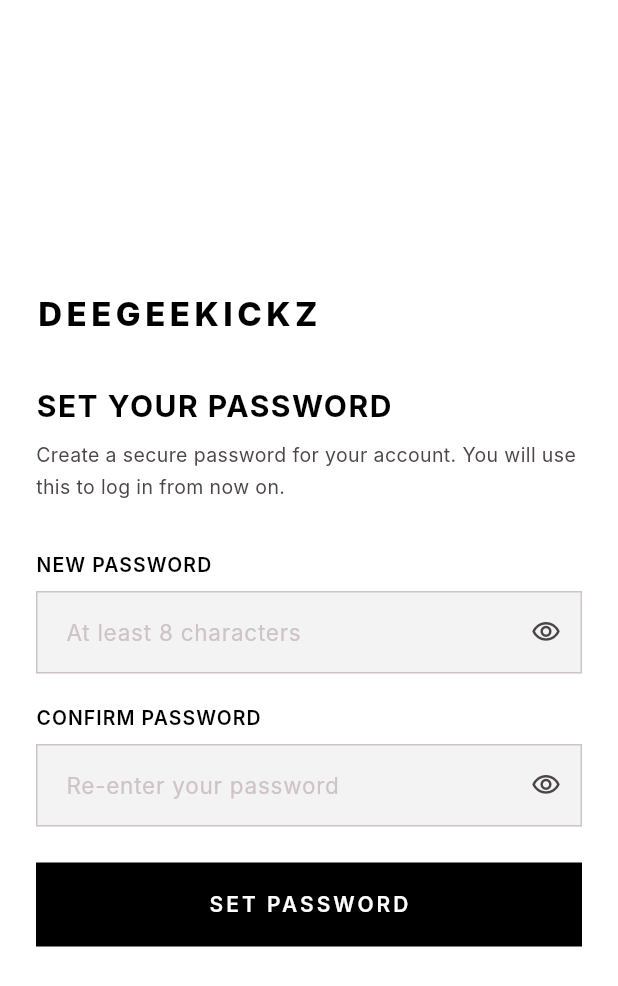
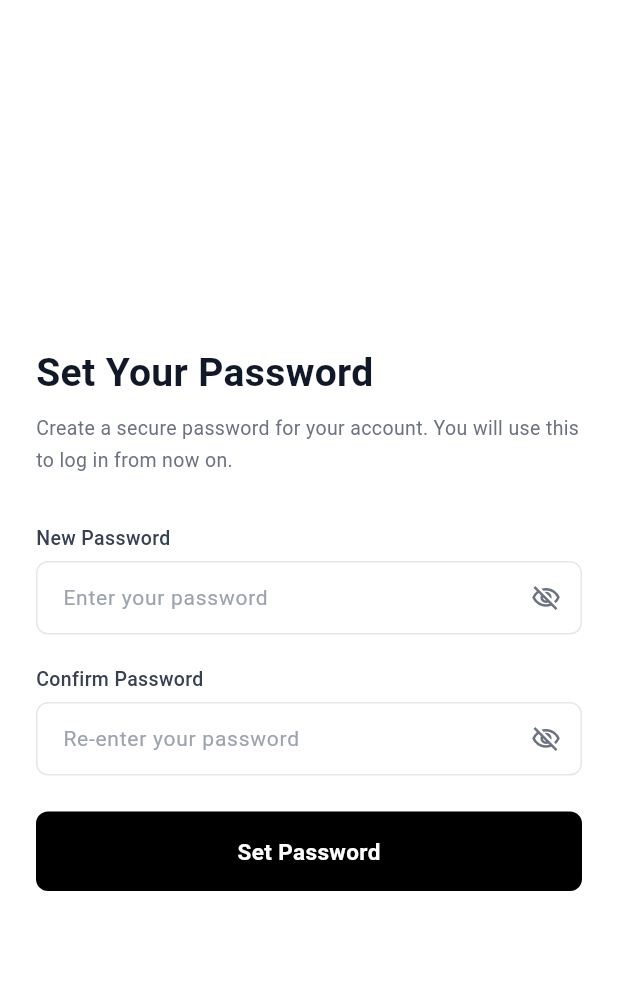
Before and after one commit to yangneom/DeeGeeKickz, a Flutter app: the SetPasswordScreen screen opened by its route, on a phone screen of 412 x 824 dp. Shown: the top 986 px of the screen. Run offline on Flutter 3.47's test engine with Material 3 defaults, Android fonts, the phone set to English and light mode, and no system bars; our stand-ins replace app_links, file_picker, fl_chart, flutter_colorpicker, flutter_dotenv, flutter_map and 10 more; missing offline and left inert: crop_your_image, dart:html, deepar_shoe_try_on_flutter, excel; accounts and stored records are empty; Roboto replaces fonts that are missing (Inter).

Commit message:
did a lot of work

```diff
--- a/flutter_project_one/lib/widgets/auth/login_form.dart
+++ b/flutter_project_one/lib/widgets/auth/login_form.dart
@@ -333,11 +333,12 @@ final String? role = await authService.getUserRole();
                   vertical: 14,
                 ),
               ),
-              validator: (String? value) {
+                            validator: (String? value) {
                 if (value == null || value.isEmpty) {
                   return 'Please enter your email';
                 }
-                if (!value.contains('@')) {
+                final RegExp emailRegex = RegExp(r'^[^\s@]+@[^\s@]+\.[^\s@]+$');
+                if (!emailRegex.hasMatch(value.trim())) {
                   return 'Please enter a valid email';
                 }
                 return null;
@@ -384,12 +385,12 @@ final String? role = await authService.getUserRole();
                   },
                 ),
               ),
-              validator: (String? value) {
+                            validator: (String? value) {
                 if (value == null || value.isEmpty) {
                   return 'Please enter your password';
                 }
-                if (value.length < 6) {
-                  return 'Password must be at least 6 characters';
+                if (value.length < 8) {
+                  return 'Password must be at least 8 characters';
                 }
                 return null;
               },
--- a/flutter_project_one/lib/widgets/auth/set_password_form.dart
+++ b/flutter_project_one/lib/widgets/auth/set_password_form.dart
@@ -40,7 +40,7 @@ class _SetPasswordFormState extends State<SetPasswordForm> {
     super.dispose();
   }
 
-  // ── Submit ────────────────────────────────────
+  // ── Submit ──────────────────────────────────── (unchanged)
   Future<void> _submit() async {
     if (!_formKey.currentState!.validate()) return;
 
@@ -52,12 +52,10 @@ class _SetPasswordFormState extends State<SetPasswordForm> {
     try {
       final supabase = Supabase.instance.client;
 
-      // 1. Update password in Supabase Auth
       await supabase.auth.updateUser(
         UserAttributes(password: _passwordController.text.trim()),
       );
 
-      // 2. Mark password_set = true in public.users
       final userId = supabase.auth.currentUser?.id;
       if (userId != null) {
         await supabase
@@ -71,16 +69,13 @@ class _SetPasswordFormState extends State<SetPasswordForm> {
 
       if (!mounted) return;
 
-      // 3. Show success then go to login
       ScaffoldMessenger.of(context).showSnackBar(
         const SnackBar(
           content: Text(
-            'PASSWORD SET SUCCESSFULLY. PLEASE LOG IN.',
+            'Password set successfully. Please log in.',
             style: TextStyle(
-              fontFamily: 'Inter',
-              fontSize: 12,
+              fontSize: 13,
               fontWeight: FontWeight.w600,
-              letterSpacing: 1,
             ),
           ),
           backgroundColor: Colors.black,
@@ -88,12 +83,10 @@ class _SetPasswordFormState extends State<SetPasswordForm> {
         ),
       );
 
-      // Sign out so they log in fresh with new password
       await supabase.auth.signOut();
 
       if (!mounted) return;
 
-      // Navigate to login — pop everything
       Navigator.of(context).pushNamedAndRemoveUntil(
         '/login',
         (route) => false,
@@ -116,28 +109,13 @@ class _SetPasswordFormState extends State<SetPasswordForm> {
       child: Column(
         crossAxisAlignment: CrossAxisAlignment.start,
         children: [
-          // ── Header ─────────────────────────────
+          // ── Header — matches Sign Up's title/subtitle treatment ──
           const Text(
-            'DEEGEEKICKZ',
+            'Set Your Password',
             style: TextStyle(
-              fontFamily: 'Inter',
-              fontSize: 22,
-              fontWeight: FontWeight.w800,
-              letterSpacing: 3,
-              color: Colors.black,
-            ),
-          ),
-
-          const SizedBox(height: 32),
-
-          const Text(
-            'SET YOUR PASSWORD',
-            style: TextStyle(
-              fontFamily: 'Inter',
-              fontSize: 20,
-              fontWeight: FontWeight.w700,
-              letterSpacing: 1,
-              color: Colors.black,
+              fontSize: 26,
+              fontWeight: FontWeight.bold,
+              color: Color(0xFF111827),
             ),
           ),
 
@@ -147,34 +125,32 @@ class _SetPasswordFormState extends State<SetPasswordForm> {
             'Create a secure password for your account. '
             'You will use this to log in from now on.',
             style: TextStyle(
-              fontFamily: 'Inter',
               fontSize: 13,
               height: 1.6,
-              color: Color(0xFF4C4546),
+              color: Color(0xFF6B7280),
             ),
           ),
 
           const SizedBox(height: 32),
 
           // ── New password ────────────────────────
-          _fieldLabel('NEW PASSWORD'),
-          const SizedBox(height: 8),
+          _fieldLabel('New Password'),
+          const SizedBox(height: 6),
           TextFormField(
             controller: _passwordController,
             obscureText: _obscurePassword,
             style: const TextStyle(
-              fontFamily: 'Inter',
-              fontSize: 15,
-              color: Colors.black,
+              fontSize: 14,
+              color: Color(0xFF111827),
             ),
             decoration: _inputDecoration(
-              hint: 'At least 8 characters',
+              hint: 'Enter your password',
               suffixIcon: IconButton(
                 icon: Icon(
                   _obscurePassword
-                      ? Icons.visibility_outlined
-                      : Icons.visibility_off_outlined,
-                  color: const Color(0xFF4C4546),
+                      ? Icons.visibility_off_outlined
+                      : Icons.visibility_outlined,
+                  color: const Color(0xFF6B7280),
                   size: 20,
                 ),
                 onPressed: () =>
@@ -195,24 +171,23 @@ class _SetPasswordFormState extends State<SetPasswordForm> {
           const SizedBox(height: 20),
 
           // ── Confirm password ────────────────────
-          _fieldLabel('CONFIRM PASSWORD'),
-          const SizedBox(height: 8),
+          _fieldLabel('Confirm Password'),
+          const SizedBox(height: 6),
           TextFormField(
             controller: _confirmController,
             obscureText: _obscureConfirm,
             style: const TextStyle(
-              fontFamily: 'Inter',
-              fontSize: 15,
-              color: Colors.black,
+              fontSize: 14,
+              color: Color(0xFF111827),
             ),
             decoration: _inputDecoration(
               hint: 'Re-enter your password',
               suffixIcon: IconButton(
                 icon: Icon(
                   _obscureConfirm
-                      ? Icons.visibility_outlined
-                      : Icons.visibility_off_outlined,
-                  color: const Color(0xFF4C4546),
+                      ? Icons.visibility_off_outlined
+                      : Icons.visibility_outlined,
+                  color: const Color(0xFF6B7280),
                   size: 20,
                 ),
                 onPressed: () =>
@@ -237,13 +212,16 @@ class _SetPasswordFormState extends State<SetPasswordForm> {
             Container(
               width: double.infinity,
               padding: const EdgeInsets.all(12),
-              color: const Color(0xFFFFEDED),
+              decoration: BoxDecoration(
+                color: const Color(0xFFFEE2E2),
+                borderRadius: BorderRadius.circular(8),
+                border: Border.all(color: const Color(0xFFFCA5A5)),
+              ),
               child: Text(
                 _errorMessage!,
                 style: const TextStyle(
-                  fontFamily: 'Inter',
                   fontSize: 13,
-                  color: Color(0xFFBA1A1A),
+                  color: Color(0xFFDC2626),
                 ),
               ),
             ),
@@ -256,8 +234,11 @@ class _SetPasswordFormState extends State<SetPasswordForm> {
             child: GestureDetector(
               onTap: _loading ? null : _submit,
               child: Container(
-                padding: const EdgeInsets.symmetric(vertical: 18),
-                color: Colors.black,
+                padding: const EdgeInsets.symmetric(vertical: 16),
+                decoration: BoxDecoration(
+                  color: Colors.black,
+                  borderRadius: BorderRadius.circular(8),
+                ),
                 alignment: Alignment.center,
                 child: _loading
                     ? const SizedBox(
@@ -269,12 +250,10 @@ class _SetPasswordFormState extends State<SetPasswordForm> {
                         ),
                       )
                     : const Text(
-                        'SET PASSWORD',
+                        'Set Password',
                         style: TextStyle(
-                          fontFamily: 'Inter',
-                          fontSize: 14,
+                          fontSize: 15,
                           fontWeight: FontWeight.w600,
-                          letterSpacing: 2,
                           color: Colors.white,
                         ),
                       ),
@@ -290,11 +269,9 @@ class _SetPasswordFormState extends State<SetPasswordForm> {
     return Text(
       text,
       style: const TextStyle(
-        fontFamily: 'Inter',
         fontSize: 13,
-        fontWeight: FontWeight.w600,
-        letterSpacing: 0.7,
-        color: Colors.black,
+        fontWeight: FontWeight.w500,
+        color: Color(0xFF374151),
       ),
     );
   }
@@ -306,38 +283,36 @@ class _SetPasswordFormState extends State<SetPasswordForm> {
     return InputDecoration(
       hintText: hint,
       hintStyle: const TextStyle(
-        fontFamily: 'Inter',
-        fontSize: 15,
-        color: Color(0xFFCFC4C5),
+        fontSize: 14,
+        color: Color(0xFF9CA3AF),
       ),
       suffixIcon: suffixIcon,
       filled: true,
-      fillColor: const Color(0xFFF3F3F4),
-      contentPadding: const EdgeInsets.all(16),
+      fillColor: Colors.white,
+      contentPadding: const EdgeInsets.symmetric(horizontal: 14, vertical: 14),
       border: OutlineInputBorder(
-        borderRadius: BorderRadius.circular(0),
-        borderSide: const BorderSide(color: Color(0xFFCFC4C5)),
+        borderRadius: BorderRadius.circular(8),
+        borderSide: const BorderSide(color: Color(0xFFE5E7EB)),
       ),
       enabledBorder: OutlineInputBorder(
-        borderRadius: BorderRadius.circular(0),
-        borderSide: const BorderSide(color: Color(0xFFCFC4C5)),
+        borderRadius: BorderRadius.circular(8),
+        borderSide: const BorderSide(color: Color(0xFFE5E7EB)),
       ),
       focusedBorder: OutlineInputBorder(
-        borderRadius: BorderRadius.circular(0),
-        borderSide: const BorderSide(color: Colors.black, width: 2),
+        borderRadius: BorderRadius.circular(8),
+        borderSide: const BorderSide(color: Colors.black, width: 1.5),
       ),
       errorBorder: OutlineInputBorder(
-        borderRadius: BorderRadius.circular(0),
-        borderSide: const BorderSide(color: Color(0xFFBA1A1A)),
+        borderRadius: BorderRadius.circular(8),
+        borderSide: const BorderSide(color: Color(0xFFDC2626)),
       ),
       focusedErrorBorder: OutlineInputBorder(
-        borderRadius: BorderRadius.circular(0),
-        borderSide: const BorderSide(color: Color(0xFFBA1A1A), width: 2),
+        borderRadius: BorderRadius.circular(8),
+        borderSide: const BorderSide(color: Color(0xFFDC2626), width: 1.5),
       ),
       errorStyle: const TextStyle(
-        fontFamily: 'Inter',
         fontSize: 12,
-        color: Color(0xFFBA1A1A),
+        color: Color(0xFFDC2626),
       ),
     );
   }
```
Also changed, not shown: flutter_project_one/lib/screens/admin/messages/messages_screen.dart (+12 -1 lines), flutter_project_one/lib/services/auth/register_form.dart (+8 -7 lines), flutter_project_one/lib/widgets/super/admin_management/admin_add_dialog.dart (+30 -2 lines), 1 other file.
